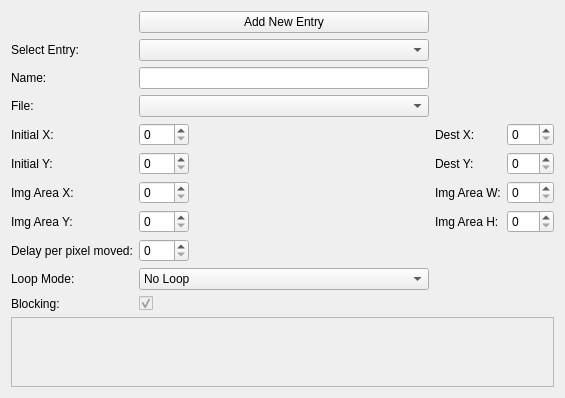
The window that editor/scenes/tab_image.ui (protoman/rockbot) describes before a commit, drawn with Qt 5.
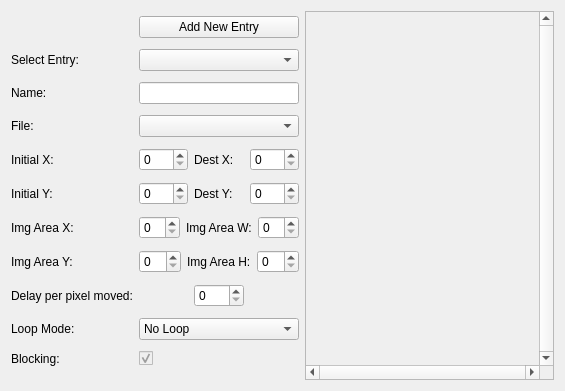
The same window after the commit. Custom widgets are drawn as their Qt base class.

Commit message: - improve fields editing in scenes list editor - improve scene editor layout and image preview area with lines for init, dest and path - change sceneShow lib to get data from disk and use it to show sequence (partial)

```diff
--- a/editor/scenes/tab_image.ui
+++ b/editor/scenes/tab_image.ui
@@ -15,11 +15,44 @@
   </property>
   <layout class="QVBoxLayout" name="verticalLayout_2">
    <item>
+    <layout class="QHBoxLayout" name="horizontalLayout">
+     <property name="topMargin">
+      <number>0</number>
+     </property>
+     <item>
     <layout class="QGridLayout" name="gridLayout">
-     <item row="4" column="2">
-      <widget class="QLabel" name="label_6">
+       <item row="4" column="0">
+        <widget class="QLabel" name="label_4">
        <property name="text">
-        <string>Dest X:</string>
+          <string>Initial X:</string>
+         </property>
+        </widget>
+       </item>
+       <item row="5" column="0">
+        <widget class="QLabel" name="label_5">
+         <property name="text">
+          <string>Initial Y:</string>
+         </property>
+        </widget>
+       </item>
+       <item row="7" column="0">
+        <widget class="QLabel" name="label_11">
+         <property name="text">
+          <string>Img Area Y:</string>
+         </property>
+        </widget>
+       </item>
+       <item row="6" column="0">
+        <widget class="QLabel" name="label_10">
+         <property name="text">
+          <string>Img Area X:</string>
+         </property>
+        </widget>
+       </item>
+       <item row="11" column="0">
+        <widget class="QLabel" name="label_14">
+         <property name="text">
+          <string>Loop Mode:</string>
        </property>
       </widget>
      </item>
@@ -30,29 +63,6 @@
        </property>
       </widget>
      </item>
-     <item row="2" column="1">
-      <widget class="QLineEdit" name="name_textEdit"/>
-     </item>
-     <item row="4" column="1">
-      <widget class="QSpinBox" name="init_x_spinBox">
-       <property name="maximumSize">
-        <size>
-         <width>50</width>
-         <height>16777215</height>
-        </size>
-       </property>
-       <property name="maximum">
-        <number>999</number>
-       </property>
-      </widget>
-     </item>
-     <item row="2" column="0">
-      <widget class="QLabel" name="label_2">
-       <property name="text">
-        <string>Name:</string>
-       </property>
-      </widget>
-     </item>
      <item row="10" column="0">
       <widget class="QLabel" name="label_8">
        <property name="text">
@@ -60,9 +70,6 @@
        </property>
       </widget>
      </item>
-     <item row="3" column="1">
-      <widget class="QComboBox" name="filename_comboBox"/>
-     </item>
      <item row="1" column="0">
       <widget class="QLabel" name="label">
        <property name="text">
@@ -70,19 +77,10 @@
        </property>
       </widget>
      </item>
-     <item row="12" column="1">
-      <widget class="QCheckBox" name="blocking_checkBox">
-       <property name="enabled">
-        <bool>false</bool>
-       </property>
+       <item row="2" column="0">
+        <widget class="QLabel" name="label_2">
        <property name="text">
-        <string/>
-       </property>
-       <property name="shortcut">
-        <string>Ctrl+S</string>
-       </property>
-       <property name="checked">
-        <bool>true</bool>
+          <string>Name:</string>
        </property>
       </widget>
      </item>
@@ -93,10 +91,49 @@
        </property>
       </widget>
      </item>
-     <item row="1" column="1">
-      <widget class="QComboBox" name="select_comboBox"/>
+       <item row="4" column="1">
+        <layout class="QHBoxLayout" name="horizontalLayout_2">
+         <property name="leftMargin">
+          <number>0</number>
+         </property>
+         <item>
+          <widget class="QSpinBox" name="init_x_spinBox">
+           <property name="maximumSize">
+            <size>
+             <width>50</width>
+             <height>16777215</height>
+            </size>
+           </property>
+           <property name="maximum">
+            <number>999</number>
+           </property>
+          </widget>
+         </item>
+         <item>
+          <widget class="QLabel" name="label_6">
+           <property name="text">
+            <string>Dest X:</string>
+           </property>
+          </widget>
+         </item>
+         <item>
+          <widget class="QSpinBox" name="destx_spinBox">
+           <property name="maximumSize">
+            <size>
+             <width>50</width>
+             <height>16777215</height>
+            </size>
+           </property>
+           <property name="maximum">
+            <number>999</number>
+           </property>
+          </widget>
+         </item>
+        </layout>
      </item>
      <item row="5" column="1">
+        <layout class="QHBoxLayout" name="horizontalLayout_3">
+         <item>
       <widget class="QSpinBox" name="init_y_spinBox">
        <property name="maximumSize">
         <size>
@@ -109,48 +146,14 @@
        </property>
       </widget>
      </item>
-     <item row="10" column="1">
-      <widget class="QSpinBox" name="delay_spinBox">
-       <property name="maximumSize">
-        <size>
-         <width>50</width>
-         <height>16777215</height>
-        </size>
-       </property>
-       <property name="maximum">
-        <number>999</number>
-       </property>
-      </widget>
-     </item>
-     <item row="0" column="1">
-      <widget class="QPushButton" name="add_Button">
-       <property name="text">
-        <string>Add New Entry</string>
-       </property>
-      </widget>
-     </item>
-     <item row="5" column="2">
+         <item>
       <widget class="QLabel" name="label_7">
        <property name="text">
         <string>Dest Y:</string>
        </property>
       </widget>
      </item>
-     <item row="5" column="0">
-      <widget class="QLabel" name="label_5">
-       <property name="text">
-        <string>Initial Y:</string>
-       </property>
-      </widget>
-     </item>
-     <item row="4" column="0">
-      <widget class="QLabel" name="label_4">
-       <property name="text">
-        <string>Initial X:</string>
-       </property>
-      </widget>
-     </item>
-     <item row="5" column="3">
+         <item>
       <widget class="QSpinBox" name="desty_spinBox">
        <property name="maximumSize">
         <size>
@@ -163,34 +166,11 @@
        </property>
       </widget>
      </item>
-     <item row="4" column="3">
-      <widget class="QSpinBox" name="destx_spinBox">
-       <property name="maximumSize">
-        <size>
-         <width>50</width>
-         <height>16777215</height>
-        </size>
-       </property>
-       <property name="maximum">
-        <number>999</number>
-       </property>
-      </widget>
-     </item>
-     <item row="7" column="0">
-      <widget class="QLabel" name="label_11">
-       <property name="text">
-        <string>Img Area Y:</string>
-       </property>
-      </widget>
-     </item>
-     <item row="6" column="0">
-      <widget class="QLabel" name="label_10">
-       <property name="text">
-        <string>Img Area X:</string>
-       </property>
-      </widget>
+        </layout>
      </item>
      <item row="6" column="1">
+        <layout class="QHBoxLayout" name="horizontalLayout_4">
+         <item>
       <widget class="QSpinBox" name="img_area_x">
        <property name="maximumSize">
         <size>
@@ -200,34 +180,14 @@
        </property>
       </widget>
      </item>
-     <item row="7" column="1">
-      <widget class="QSpinBox" name="img_area_y">
-       <property name="maximumSize">
-        <size>
-         <width>50</width>
-         <height>16777215</height>
-        </size>
-       </property>
-      </widget>
-     </item>
-     <item row="6" column="2">
+         <item>
       <widget class="QLabel" name="label_12">
        <property name="text">
         <string>Img Area W:</string>
        </property>
       </widget>
      </item>
-     <item row="7" column="3">
-      <widget class="QSpinBox" name="img_area_h">
-       <property name="maximumSize">
-        <size>
-         <width>50</width>
-         <height>16777215</height>
-        </size>
-       </property>
-      </widget>
-     </item>
-     <item row="6" column="3">
+         <item>
       <widget class="QSpinBox" name="img_area_w">
        <property name="maximumSize">
         <size>
@@ -237,19 +197,55 @@
        </property>
       </widget>
      </item>
-     <item row="7" column="2">
+        </layout>
+       </item>
+       <item row="7" column="1">
+        <layout class="QHBoxLayout" name="horizontalLayout_5">
+         <item>
+          <widget class="QSpinBox" name="img_area_y">
+           <property name="maximumSize">
+            <size>
+             <width>50</width>
+             <height>16777215</height>
+            </size>
+           </property>
+          </widget>
+         </item>
+         <item>
       <widget class="QLabel" name="label_13">
        <property name="text">
         <string>Img Area H:</string>
        </property>
       </widget>
      </item>
-     <item row="11" column="0">
-      <widget class="QLabel" name="label_14">
-       <property name="text">
-        <string>Loop Mode:</string>
-       </property>
-      </widget>
+         <item>
+          <widget class="QSpinBox" name="img_area_h">
+           <property name="maximumSize">
+            <size>
+             <width>50</width>
+             <height>16777215</height>
+            </size>
+           </property>
+          </widget>
+         </item>
+        </layout>
+       </item>
+       <item row="10" column="1">
+        <layout class="QHBoxLayout" name="horizontalLayout_6">
+         <item>
+          <widget class="QSpinBox" name="delay_spinBox">
+           <property name="maximumSize">
+            <size>
+             <width>50</width>
+             <height>16777215</height>
+            </size>
+           </property>
+           <property name="maximum">
+            <number>999</number>
+           </property>
+          </widget>
+         </item>
+        </layout>
      </item>
      <item row="11" column="1">
       <widget class="QComboBox" name="comboBox">
@@ -270,10 +266,51 @@
        </item>
       </widget>
      </item>
+       <item row="12" column="1">
+        <widget class="QCheckBox" name="blocking_checkBox">
+         <property name="enabled">
+          <bool>false</bool>
+         </property>
+         <property name="text">
+          <string/>
+         </property>
+         <property name="shortcut">
+          <string>Ctrl+S</string>
+         </property>
+         <property name="checked">
+          <bool>true</bool>
+         </property>
+        </widget>
+       </item>
+       <item row="3" column="1">
+        <widget class="QComboBox" name="filename_comboBox"/>
+       </item>
+       <item row="2" column="1">
+        <widget class="QLineEdit" name="name_textEdit"/>
+       </item>
+       <item row="1" column="1">
+        <widget class="QComboBox" name="select_comboBox"/>
+       </item>
+       <item row="0" column="1">
+        <widget class="QPushButton" name="add_Button">
+         <property name="text">
+          <string>Add New Entry</string>
+         </property>
+        </widget>
+       </item>
     </layout>
    </item>
    <item>
     <widget class="QScrollArea" name="scrollArea">
+       <property name="verticalScrollBarPolicy">
+        <enum>Qt::ScrollBarAlwaysOn</enum>
+       </property>
+       <property name="horizontalScrollBarPolicy">
+        <enum>Qt::ScrollBarAlwaysOn</enum>
+       </property>
+       <property name="sizeAdjustPolicy">
+        <enum>QAbstractScrollArea::AdjustToContentsOnFirstShow</enum>
+       </property>
      <property name="widgetResizable">
       <bool>true</bool>
      </property>
@@ -282,17 +319,36 @@
        <rect>
         <x>0</x>
         <y>0</y>
-        <width>545</width>
-        <height>87</height>
-       </rect>
-      </property>
-      <layout class="QGridLayout" name="gridLayout_2">
-       <item row="0" column="0">
-        <widget class="ImageAreaPreview" name="image_preview_widget" native="true"/>
-       </item>
-      </layout>
-     </widget>
-    </widget>
+          <width>250</width>
+          <height>352</height>
+         </rect>
+        </property>
+        <property name="sizePolicy">
+         <sizepolicy hsizetype="Expanding" vsizetype="Expanding">
+          <horstretch>0</horstretch>
+          <verstretch>0</verstretch>
+         </sizepolicy>
+        </property>
+        <widget class="ImageAreaPreview" name="image_preview_widget" native="true">
+         <property name="geometry">
+          <rect>
+           <x>9</x>
+           <y>9</y>
+           <width>320</width>
+           <height>334</height>
+          </rect>
+         </property>
+         <property name="minimumSize">
+          <size>
+           <width>320</width>
+           <height>240</height>
+          </size>
+         </property>
+        </widget>
+       </widget>
+      </widget>
+     </item>
+    </layout>
    </item>
   </layout>
  </widget>
```
Lines whose indentation alone changed are shown as unchanged. The commit also changes 18 other files.
